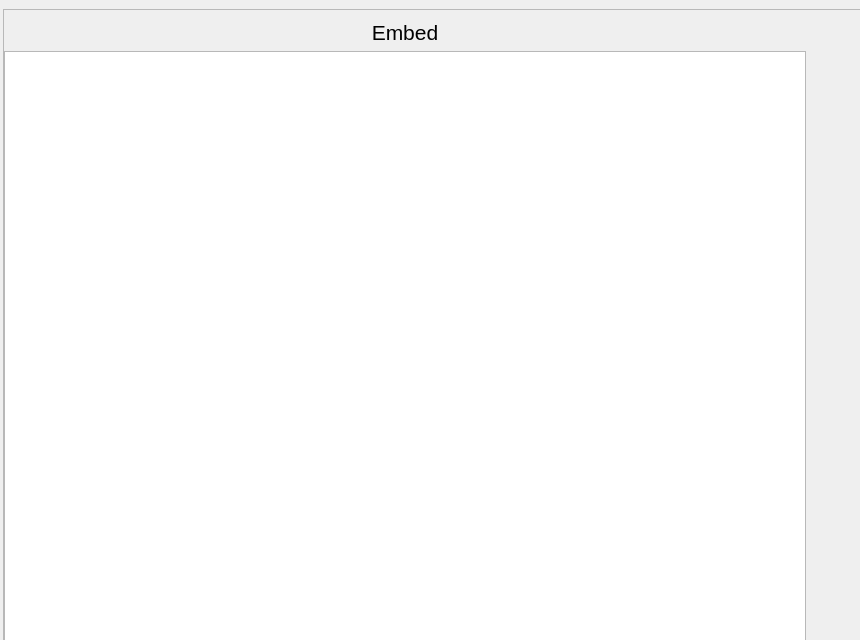
jmdaemon/oggex, file resources/qt/embedwidget.ui: the form before one commit.
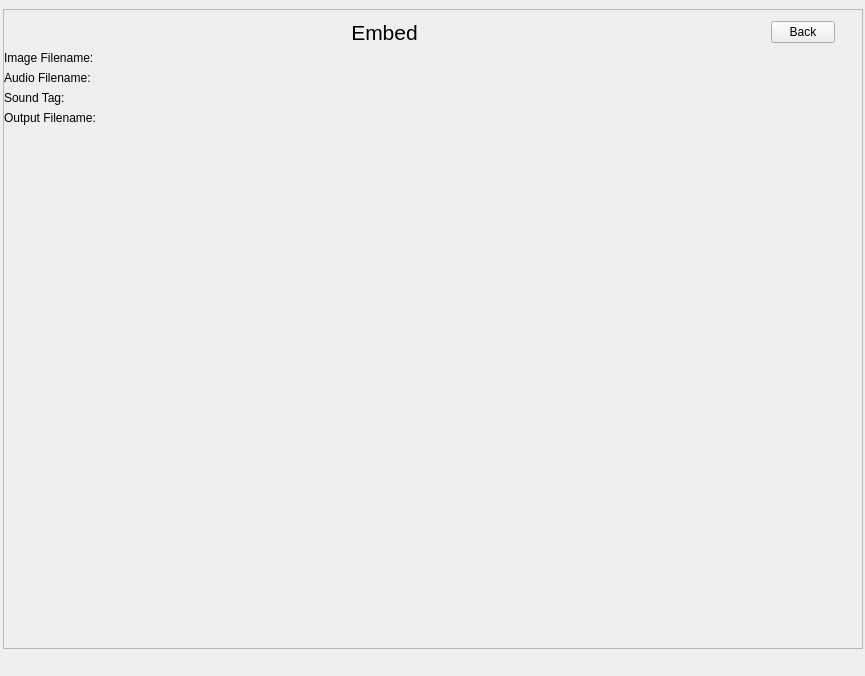
The form after the commit.

Commit message:
Simplify EmbedWidget user interface
The interface is slightly broken, (various elements aren't in the right
place, the callbacks are slow to startup, and the some elements are too
big or too small), but however it has become easier to implement than
the original idea of creating a custom data model and tree.

The edit to the form file:
```diff
--- a/resources/qt/embedwidget.ui
+++ b/resources/qt/embedwidget.ui
@@ -6,8 +6,8 @@
    <rect>
     <x>0</x>
     <y>0</y>
-    <width>860</width>
-    <height>640</height>
+    <width>865</width>
+    <height>676</height>
    </rect>
   </property>
   <property name="sizePolicy">
@@ -47,7 +47,7 @@
     <item>
      <widget class="QScrollArea" name="scrollArea">
       <property name="sizePolicy">
-       <sizepolicy hsizetype="Fixed" vsizetype="Fixed">
+       <sizepolicy hsizetype="Maximum" vsizetype="Maximum">
         <horstretch>0</horstretch>
         <verstretch>0</verstretch>
        </sizepolicy>
@@ -60,8 +60,8 @@
       </property>
       <property name="maximumSize">
        <size>
-        <width>1280</width>
-        <height>720</height>
+        <width>1920</width>
+        <height>1080</height>
        </size>
       </property>
       <property name="widgetResizable">
@@ -81,13 +81,24 @@
          <rect>
           <x>0</x>
           <y>10</y>
-          <width>802</width>
-          <height>682</height>
+          <width>831</width>
+          <height>621</height>
          </rect>
         </property>
         <layout class="QVBoxLayout" name="verticalLayout_2">
+         <property name="sizeConstraint">
+          <enum>QLayout::SetMaximumSize</enum>
+         </property>
          <item>
-          <widget class="QLabel" name="label">
+          <layout class="QHBoxLayout" name="horizontalLayout">
+           <item>
+            <widget class="QLabel" name="lbl_embed">
+             <property name="maximumSize">
+              <size>
+               <width>16777215</width>
+               <height>128</height>
+              </size>
+             </property>
            <property name="font">
             <font>
              <family>Arial</family>
@@ -104,40 +115,51 @@
           </widget>
          </item>
          <item>
-          <widget class="QTreeView" name="treeView">
-           <property name="sizePolicy">
-            <sizepolicy hsizetype="MinimumExpanding" vsizetype="MinimumExpanding">
-             <horstretch>0</horstretch>
-             <verstretch>0</verstretch>
-            </sizepolicy>
-           </property>
-           <property name="minimumSize">
-            <size>
-             <width>800</width>
-             <height>600</height>
-            </size>
-           </property>
+            <widget class="QPushButton" name="btn_back">
            <property name="maximumSize">
             <size>
-             <width>1200</width>
-             <height>700</height>
-            </size>
-           </property>
-           <property name="font">
-            <font>
-             <pointsize>10</pointsize>
-            </font>
-           </property>
-           <property name="alternatingRowColors">
-            <bool>true</bool>
-           </property>
-           <attribute name="headerMinimumSectionSize">
-            <number>400</number>
-           </attribute>
-           <attribute name="headerDefaultSectionSize">
-            <number>400</number>
-           </attribute>
-          </widget>
+               <width>64</width>
+               <height>16777215</height>
+              </size>
+             </property>
+             <property name="text">
+              <string>Back</string>
+             </property>
+            </widget>
+           </item>
+          </layout>
+         </item>
+         <item>
+          <layout class="QFormLayout" name="formLayout_2">
+           <item row="0" column="0">
+            <widget class="QLabel" name="lbl_image">
+             <property name="text">
+              <string>Image Filename:</string>
+             </property>
+            </widget>
+           </item>
+           <item row="1" column="0">
+            <widget class="QLabel" name="lbl_audio">
+             <property name="text">
+              <string>Audio Filename:</string>
+             </property>
+            </widget>
+           </item>
+           <item row="2" column="0">
+            <widget class="QLabel" name="lbl_tag">
+             <property name="text">
+              <string>Sound Tag:</string>
+             </property>
+            </widget>
+           </item>
+           <item row="3" column="0">
+            <widget class="QLabel" name="lbl_dest">
+             <property name="text">
+              <string>Output Filename:</string>
+             </property>
+            </widget>
+           </item>
+          </layout>
          </item>
         </layout>
        </widget>
```
Left out of the diff: 2 changed lines with no effect on the pictures. Lines whose indentation alone changed are shown as unchanged. The commit also changes 2 other files.
